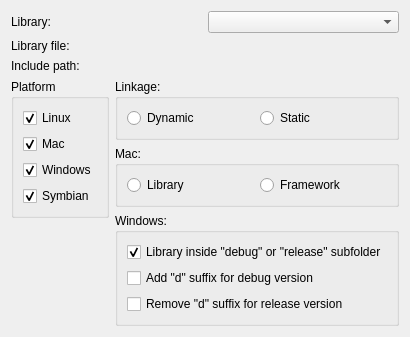
This is src/plugins/qt4projectmanager/librarydetailswidget.ui in qt-creator/qt-creator as Qt 5 draws it before an edit. The edited form follows.
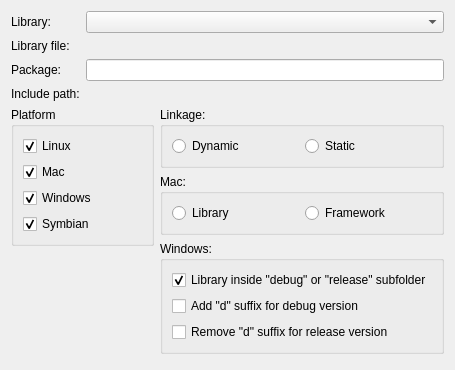
This is the edited form. Custom widgets are drawn as their Qt base class.

What changed in the file:
```diff
--- a/src/plugins/qt4projectmanager/librarydetailswidget.ui
+++ b/src/plugins/qt4projectmanager/librarydetailswidget.ui
@@ -6,8 +6,8 @@
    <rect>
     <x>0</x>
     <y>0</y>
-    <width>368</width>
-    <height>306</height>
+    <width>455</width>
+    <height>370</height>
    </rect>
   </property>
   <layout class="QGridLayout" name="gridLayout_2">
@@ -33,16 +33,26 @@
      <item row="1" column="1">
       <widget class="Qt4ProjectManager::Internal::LibraryPathChooser" name="libraryPathChooser" native="true"/>
      </item>
-     <item row="2" column="0">
+     <item row="3" column="0">
       <widget class="QLabel" name="includeLabel">
        <property name="text">
         <string>Include path:</string>
        </property>
       </widget>
      </item>
-     <item row="2" column="1">
+     <item row="3" column="1">
       <widget class="Utils::PathChooser" name="includePathChooser" native="true"/>
      </item>
+     <item row="2" column="0">
+      <widget class="QLabel" name="packageLabel">
+       <property name="text">
+        <string>Package:</string>
+       </property>
+      </widget>
+     </item>
+     <item row="2" column="1">
+      <widget class="QLineEdit" name="packageLineEdit"/>
+     </item>
     </layout>
    </item>
    <item row="1" column="0">
```
